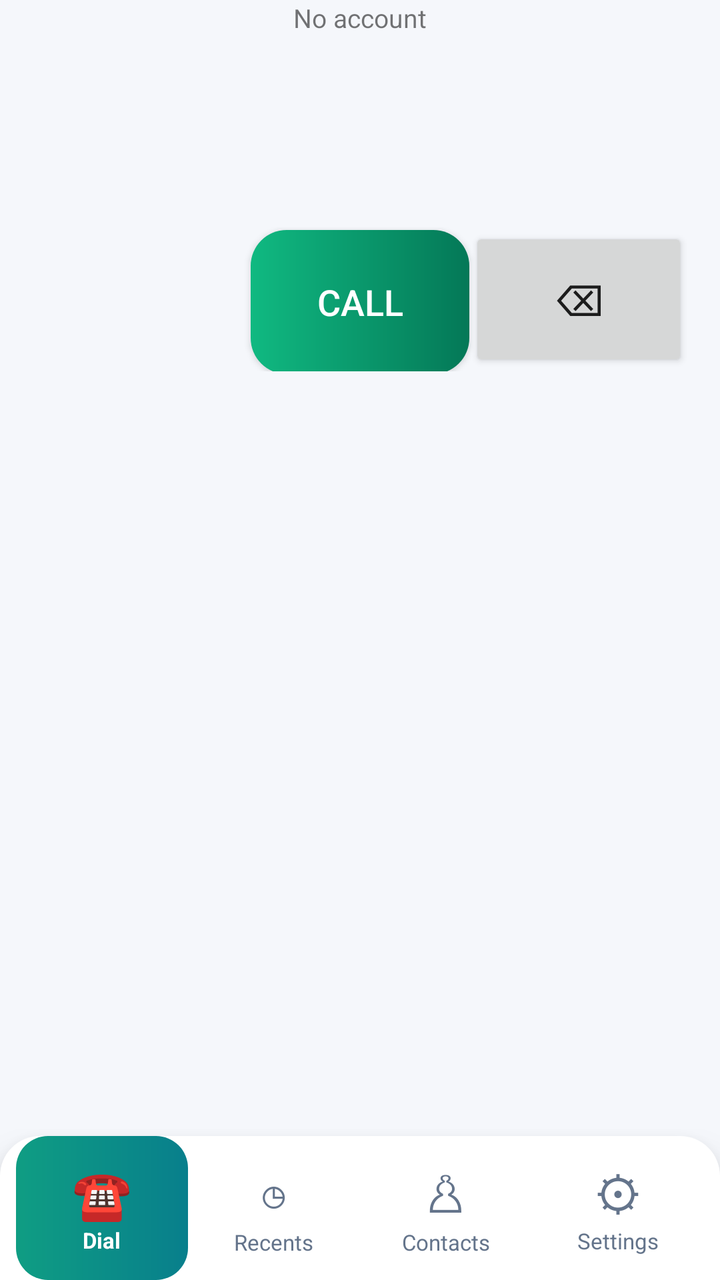
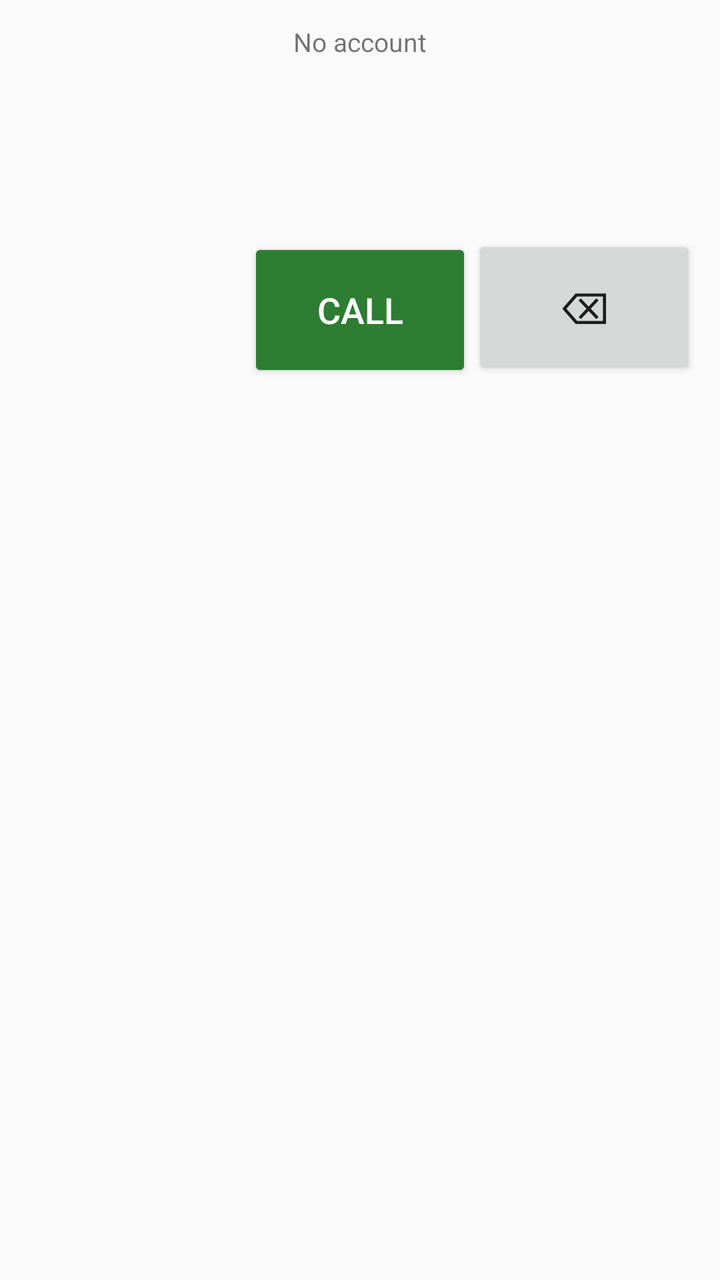

An Android layout rendered at two revisions. The XML below is the earlier revision; the diff shows what the commit changed to produce the second picture.
<!-- AndroidManifest.xml: application theme Theme.SoftDial -->
<!-- res/layout/activity_main.xml -->
<?xml version="1.0" encoding="utf-8"?>
<LinearLayout xmlns:android="http://schemas.android.com/apk/res/android"
    android:layout_width="match_parent"
    android:layout_height="match_parent"
    android:orientation="vertical"
    android:background="#F5F7FB">

    <TextView
        android:id="@+id/tvReg"
        android:layout_width="match_parent"
        android:layout_height="wrap_content"
        android:gravity="center"
        android:text="No account"
        android:textSize="13sp" />

    
    <LinearLayout
        android:id="@+id/dialerGroup"
        android:layout_width="match_parent"
        android:layout_height="0dp"
        android:layout_weight="1"
        android:paddingStart="16dp"
        android:paddingEnd="16dp"
        android:paddingTop="8dp"
        android:orientation="vertical">

        <Button
            android:id="@+id/btnFrom"
            style="?android:attr/borderlessButtonStyle"
            android:layout_width="match_parent"
            android:layout_height="wrap_content"
            android:visibility="gone" />

        <TextView
            android:id="@+id/tvNumber"
            android:layout_width="match_parent"
            android:layout_height="56dp"
            android:ellipsize="start"
            android:gravity="center"
            android:maxLines="1"
            android:textSize="32sp" />

        <TextView
            android:id="@+id/tvContact"
            android:layout_width="match_parent"
            android:layout_height="24dp"
            android:gravity="center"
            android:textSize="14sp" />

        <GridLayout
            android:id="@+id/pad"
            android:layout_width="match_parent"
            android:layout_height="wrap_content"
            android:columnCount="3" />

        <LinearLayout
            android:layout_width="match_parent"
            android:layout_height="wrap_content"
            android:layout_marginTop="8dp"
            android:orientation="horizontal">

            <View
                android:layout_width="0dp"
                android:layout_height="1dp"
                android:layout_weight="1" />

            <Button
                android:id="@+id/btnCall"
                android:layout_width="0dp"
                android:layout_height="72dp"
                android:layout_weight="1"
                android:background="@drawable/bg_call_gradient"
                android:text="Call"
                android:textColor="#FFFFFF"
                android:textSize="18sp" />

            <Button
                android:id="@+id/btnBack"
                android:layout_width="0dp"
                android:layout_height="72dp"
                android:layout_weight="1"
                android:text="⌫"
                android:textSize="22sp" />
        </LinearLayout>

        <LinearLayout
            android:layout_width="match_parent"
            android:layout_height="wrap_content"
            android:layout_marginTop="8dp"
            android:orientation="horizontal">

            <Button
                android:id="@+id/btnRecents"
                style="?android:attr/borderlessButtonStyle"
                android:layout_width="0dp"
                android:layout_height="wrap_content"
                android:layout_weight="1"
                android:visibility="gone"
                android:text="Recents" />

            <Button
                android:id="@+id/btnContacts"
                style="?android:attr/borderlessButtonStyle"
                android:layout_width="0dp"
                android:layout_height="wrap_content"
                android:layout_weight="1"
                android:visibility="gone"
                android:text="Contacts" />
        </LinearLayout>
    </LinearLayout>

    
    <ScrollView
        android:id="@+id/callGroup"
        android:layout_width="match_parent"
        android:layout_height="0dp"
        android:layout_weight="1"
        android:fillViewport="true"
        android:visibility="gone">

        <LinearLayout
            android:layout_width="match_parent"
            android:layout_height="wrap_content"
            android:gravity="center_horizontal"
            android:orientation="vertical">

            <TextView
                android:id="@+id/tvCallInfo"
                android:layout_width="wrap_content"
                android:layout_height="wrap_content"
                android:layout_marginTop="32dp"
                android:textSize="28sp" />

            <TextView
                android:id="@+id/tvCallState"
                android:layout_width="wrap_content"
                android:layout_height="wrap_content"
                android:layout_marginTop="8dp"
                android:textSize="16sp" />

            <LinearLayout
                android:id="@+id/controls"
                android:layout_width="match_parent"
                android:layout_height="wrap_content"
                android:layout_marginTop="32dp"
                android:orientation="vertical"
                android:visibility="gone">

                <LinearLayout
                    android:layout_width="match_parent"
                    android:layout_height="wrap_content"
                    android:orientation="horizontal">

                    <Button
                        android:id="@+id/btnMute"
                        android:layout_width="0dp"
                        android:layout_height="wrap_content"
                        android:layout_weight="1"
                        android:text="Mute" />

                    <Button
                        android:id="@+id/btnSpeaker"
                        android:layout_width="0dp"
                        android:layout_height="wrap_content"
                        android:layout_weight="1"
                        android:text="Speaker" />

                    <Button
                        android:id="@+id/btnRecord"
                        android:layout_width="0dp"
                        android:layout_height="wrap_content"
                        android:layout_weight="1"
                        android:text="Record" />
                </LinearLayout>

                <LinearLayout
                    android:layout_width="match_parent"
                    android:layout_height="wrap_content"
                    android:orientation="horizontal">

                    <Button
                        android:id="@+id/btnKeypad"
                        android:layout_width="0dp"
                        android:layout_height="wrap_content"
                        android:layout_weight="1"
                        android:text="Keypad" />

                    <Button
                        android:id="@+id/btnHold"
                        android:layout_width="0dp"
                        android:layout_height="wrap_content"
                        android:layout_weight="1"
                        android:text="Hold" />

                    <Button
                        android:id="@+id/btnSwap"
                        android:layout_width="0dp"
                        android:layout_height="wrap_content"
                        android:layout_weight="1"
                        android:text="Swap"
                        android:visibility="gone" />

                    <Button
                        android:id="@+id/btnAddCall"
                        android:layout_width="0dp"
                        android:layout_height="wrap_content"
                        android:layout_weight="1"
                        android:text="Add call" />
                </LinearLayout>
            </LinearLayout>

            <TextView
                android:id="@+id/tvDtmf"
                android:layout_width="match_parent"
                android:layout_height="wrap_content"
                android:layout_marginTop="8dp"
                android:ellipsize="start"
                android:gravity="center"
                android:maxLines="1"
                android:textSize="22sp"
                android:visibility="gone" />

            <GridLayout
                android:id="@+id/dtmfPad"
                android:layout_width="match_parent"
                android:layout_height="wrap_content"
                android:columnCount="3"
                android:visibility="gone" />

            
            <LinearLayout
                android:id="@+id/waitingGroup"
                android:layout_width="match_parent"
                android:layout_height="wrap_content"
                android:layout_marginTop="16dp"
                android:orientation="vertical"
                android:visibility="gone">

                <TextView
                    android:id="@+id/tvWaiting"
                    android:layout_width="match_parent"
                    android:layout_height="wrap_content"
                    android:gravity="center"
                    android:textSize="16sp" />

                <LinearLayout
                    android:layout_width="match_parent"
                    android:layout_height="wrap_content"
                    android:orientation="horizontal">

                    <Button
                        android:id="@+id/btnAnswerWaiting"
                        android:layout_width="0dp"
                        android:layout_height="wrap_content"
                        android:layout_weight="1"
                        android:backgroundTint="#2E7D32"
                        android:text="Hold &amp; answer"
                        android:textColor="#FFFFFF" />

                    <Button
                        android:id="@+id/btnDeclineWaiting"
                        android:layout_width="0dp"
                        android:layout_height="wrap_content"
                        android:layout_weight="1"
                        android:text="Decline" />
                </LinearLayout>
            </LinearLayout>

            <LinearLayout
                android:layout_width="match_parent"
                android:layout_height="wrap_content"
                android:layout_marginTop="24dp"
                android:orientation="horizontal">

                <Button
                    android:id="@+id/btnAnswer"
                    android:layout_width="0dp"
                    android:layout_height="72dp"
                    android:layout_weight="1"
                    android:backgroundTint="#2E7D32"
                    android:text="Answer"
                    android:textColor="#FFFFFF"
                    android:visibility="gone" />

                <Button
                    android:id="@+id/btnHangup"
                    android:layout_width="0dp"
                    android:layout_height="72dp"
                    android:layout_weight="1"
                    android:backgroundTint="#C62828"
                    android:text="Hang up"
                    android:textColor="#FFFFFF" />
            </LinearLayout>
        </LinearLayout>
    </ScrollView>

    <LinearLayout
        android:id="@+id/bottomNav"
        android:layout_width="match_parent"
        android:layout_height="72dp"
        android:orientation="horizontal"
        android:gravity="center"
        android:background="@drawable/bg_bottom_nav"
        android:elevation="12dp"
        android:paddingStart="8dp"
        android:paddingEnd="8dp">

        <LinearLayout
            android:id="@+id/navDial"
            android:layout_width="0dp"
            android:layout_height="match_parent"
            android:layout_weight="1"
            android:gravity="center"
            android:orientation="vertical"
            android:background="@drawable/bg_nav_selected"
            android:clickable="true"
            android:focusable="true"
            android:contentDescription="Dialer">
            <TextView android:layout_width="wrap_content" android:layout_height="wrap_content" android:text="☎" android:textSize="24sp" android:textColor="#FFFFFF"/>
            <TextView android:layout_width="wrap_content" android:layout_height="wrap_content" android:text="Dial" android:textSize="11sp" android:textStyle="bold" android:textColor="#FFFFFF"/>
        </LinearLayout>

        <LinearLayout
            android:id="@+id/navRecents"
            android:layout_width="0dp"
            android:layout_height="match_parent"
            android:layout_weight="1"
            android:gravity="center"
            android:orientation="vertical"
            android:clickable="true" android:focusable="true" android:contentDescription="Recent calls">
            <TextView android:layout_width="wrap_content" android:layout_height="wrap_content" android:text="◷" android:textSize="25sp" android:textColor="#64748B"/>
            <TextView android:layout_width="wrap_content" android:layout_height="wrap_content" android:text="Recents" android:textSize="11sp" android:textColor="#64748B"/>
        </LinearLayout>

        <LinearLayout
            android:id="@+id/navContacts"
            android:layout_width="0dp"
            android:layout_height="match_parent"
            android:layout_weight="1"
            android:gravity="center"
            android:orientation="vertical"
            android:clickable="true" android:focusable="true" android:contentDescription="Contacts">
            <TextView android:layout_width="wrap_content" android:layout_height="wrap_content" android:text="♙" android:textSize="25sp" android:textColor="#64748B"/>
            <TextView android:layout_width="wrap_content" android:layout_height="wrap_content" android:text="Contacts" android:textSize="11sp" android:textColor="#64748B"/>
        </LinearLayout>

        <LinearLayout
            android:id="@+id/navSettings"
            android:layout_width="0dp"
            android:layout_height="match_parent"
            android:layout_weight="1"
            android:gravity="center"
            android:orientation="vertical"
            android:clickable="true" android:focusable="true" android:contentDescription="Settings">
            <TextView android:layout_width="wrap_content" android:layout_height="wrap_content" android:text="⚙" android:textSize="24sp" android:textColor="#64748B"/>
            <TextView android:layout_width="wrap_content" android:layout_height="wrap_content" android:text="Settings" android:textSize="11sp" android:textColor="#64748B"/>
        </LinearLayout>
    </LinearLayout>
</LinearLayout>
<!-- resources referenced by this layout -->
<resources>
  <!-- drawable bg_bottom_nav (drawable) -->
  <?xml version="1.0" encoding="utf-8"?>
  <shape xmlns:android="http://schemas.android.com/apk/res/android" android:shape="rectangle">
      <solid android:color="#FFFFFF" />
      <corners android:topLeftRadius="20dp" android:topRightRadius="20dp" />
  </shape>
  <!-- drawable bg_call_gradient (drawable) -->
  <?xml version="1.0" encoding="utf-8"?>
  <shape xmlns:android="http://schemas.android.com/apk/res/android" android:shape="rectangle">
      <gradient android:startColor="#10B981" android:endColor="#047857" android:angle="0" />
      <corners android:radius="18dp" />
  </shape>
  <!-- drawable bg_nav_selected (drawable) -->
  <?xml version="1.0" encoding="utf-8"?>
  <shape xmlns:android="http://schemas.android.com/apk/res/android" android:shape="rectangle">
      <gradient android:startColor="#0F9D83" android:endColor="#087F8C" android:angle="0" />
      <corners android:radius="16dp" />
  </shape>
  <style name="Theme.SoftDial" parent="Theme.AppCompat.DayNight.DarkActionBar" />
</resources>

<!-- the commit's change to res/layout/activity_main.xml (unified diff, before → after) -->
@@ -3,7 +3,7 @@
     android:layout_width="match_parent"
     android:layout_height="match_parent"
     android:orientation="vertical"
-    android:background="#F5F7FB">
+    android:padding="12dp">
 
     <TextView
         android:id="@+id/tvReg"
@@ -17,11 +17,7 @@
     <LinearLayout
         android:id="@+id/dialerGroup"
         android:layout_width="match_parent"
-        android:layout_height="0dp"
-        android:layout_weight="1"
-        android:paddingStart="16dp"
-        android:paddingEnd="16dp"
-        android:paddingTop="8dp"
+        android:layout_height="match_parent"
         android:orientation="vertical">
 
         <Button
@@ -69,7 +65,7 @@
                 android:layout_width="0dp"
                 android:layout_height="72dp"
                 android:layout_weight="1"
-                android:background="@drawable/bg_call_gradient"
+                android:backgroundTint="#2E7D32"
                 android:text="Call"
                 android:textColor="#FFFFFF"
                 android:textSize="18sp" />
@@ -83,38 +79,13 @@
                 android:textSize="22sp" />
         </LinearLayout>
 
-        <LinearLayout
-            android:layout_width="match_parent"
-            android:layout_height="wrap_content"
-            android:layout_marginTop="8dp"
-            android:orientation="horizontal">
-
-            <Button
-                android:id="@+id/btnRecents"
-                style="?android:attr/borderlessButtonStyle"
-                android:layout_width="0dp"
-                android:layout_height="wrap_content"
-                android:layout_weight="1"
-                android:visibility="gone"
-                android:text="Recents" />
-
-            <Button
-                android:id="@+id/btnContacts"
-                style="?android:attr/borderlessButtonStyle"
-                android:layout_width="0dp"
-                android:layout_height="wrap_content"
-                android:layout_weight="1"
-                android:visibility="gone"
-                android:text="Contacts" />
-        </LinearLayout>
     </LinearLayout>
 
     
     <ScrollView
         android:id="@+id/callGroup"
         android:layout_width="match_parent"
-        android:layout_height="0dp"
-        android:layout_weight="1"
+        android:layout_height="match_parent"
         android:fillViewport="true"
         android:visibility="gone">
 
@@ -293,67 +264,4 @@
             </LinearLayout>
         </LinearLayout>
     </ScrollView>
-
-    <LinearLayout
-        android:id="@+id/bottomNav"
-        android:layout_width="match_parent"
-        android:layout_height="72dp"
-        android:orientation="horizontal"
-        android:gravity="center"
-        android:background="@drawable/bg_bottom_nav"
-        android:elevation="12dp"
-        android:paddingStart="8dp"
-        android:paddingEnd="8dp">
-
-        <LinearLayout
-            android:id="@+id/navDial"
-            android:layout_width="0dp"
-            android:layout_height="match_parent"
-            android:layout_weight="1"
-            android:gravity="center"
-            android:orientation="vertical"
-            android:background="@drawable/bg_nav_selected"
-            android:clickable="true"
-            android:focusable="true"
-            android:contentDescription="Dialer">
-            <TextView android:layout_width="wrap_content" android:layout_height="wrap_content" android:text="☎" android:textSize="24sp" android:textColor="#FFFFFF"/>
-            <TextView android:layout_width="wrap_content" android:layout_height="wrap_content" android:text="Dial" android:textSize="11sp" android:textStyle="bold" android:textColor="#FFFFFF"/>
-        </LinearLayout>
-
-        <LinearLayout
-            android:id="@+id/navRecents"
-            android:layout_width="0dp"
-            android:layout_height="match_parent"
-            android:layout_weight="1"
-            android:gravity="center"
-            android:orientation="vertical"
-            android:clickable="true" android:focusable="true" android:contentDescription="Recent calls">
-            <TextView android:layout_width="wrap_content" android:layout_height="wrap_content" android:text="◷" android:textSize="25sp" android:textColor="#64748B"/>
-            <TextView android:layout_width="wrap_content" android:layout_height="wrap_content" android:text="Recents" android:textSize="11sp" android:textColor="#64748B"/>
-        </LinearLayout>
-
-        <LinearLayout
-            android:id="@+id/navContacts"
-            android:layout_width="0dp"
-            android:layout_height="match_parent"
-            android:layout_weight="1"
-            android:gravity="center"
-            android:orientation="vertical"
-            android:clickable="true" android:focusable="true" android:contentDescription="Contacts">
-            <TextView android:layout_width="wrap_content" android:layout_height="wrap_content" android:text="♙" android:textSize="25sp" android:textColor="#64748B"/>
-            <TextView android:layout_width="wrap_content" android:layout_height="wrap_content" android:text="Contacts" android:textSize="11sp" android:textColor="#64748B"/>
-        </LinearLayout>
-
-        <LinearLayout
-            android:id="@+id/navSettings"
-            android:layout_width="0dp"
-            android:layout_height="match_parent"
-            android:layout_weight="1"
-            android:gravity="center"
-            android:orientation="vertical"
-            android:clickable="true" android:focusable="true" android:contentDescription="Settings">
-            <TextView android:layout_width="wrap_content" android:layout_height="wrap_content" android:text="⚙" android:textSize="24sp" android:textColor="#64748B"/>
-            <TextView android:layout_width="wrap_content" android:layout_height="wrap_content" android:text="Settings" android:textSize="11sp" android:textColor="#64748B"/>
-        </LinearLayout>
-    </LinearLayout>
 </LinearLayout>
<!-- resource entries referenced after the edit -->
@@ -1,23 +1,5 @@
 <!-- resources referenced by this layout -->
 <resources>
-  <!-- drawable bg_bottom_nav (drawable) -->
-  <?xml version="1.0" encoding="utf-8"?>
-  <shape xmlns:android="http://schemas.android.com/apk/res/android" android:shape="rectangle">
-      <solid android:color="#FFFFFF" />
-      <corners android:topLeftRadius="20dp" android:topRightRadius="20dp" />
-  </shape>
-  <!-- drawable bg_call_gradient (drawable) -->
-  <?xml version="1.0" encoding="utf-8"?>
-  <shape xmlns:android="http://schemas.android.com/apk/res/android" android:shape="rectangle">
-      <gradient android:startColor="#10B981" android:endColor="#047857" android:angle="0" />
-      <corners android:radius="18dp" />
-  </shape>
-  <!-- drawable bg_nav_selected (drawable) -->
-  <?xml version="1.0" encoding="utf-8"?>
-  <shape xmlns:android="http://schemas.android.com/apk/res/android" android:shape="rectangle">
-      <gradient android:startColor="#0F9D83" android:endColor="#087F8C" android:angle="0" />
-      <corners android:radius="16dp" />
-  </shape>
   <style name="Theme.SoftDial" parent="Theme.AppCompat.DayNight.DarkActionBar" />
 </resources>
 
